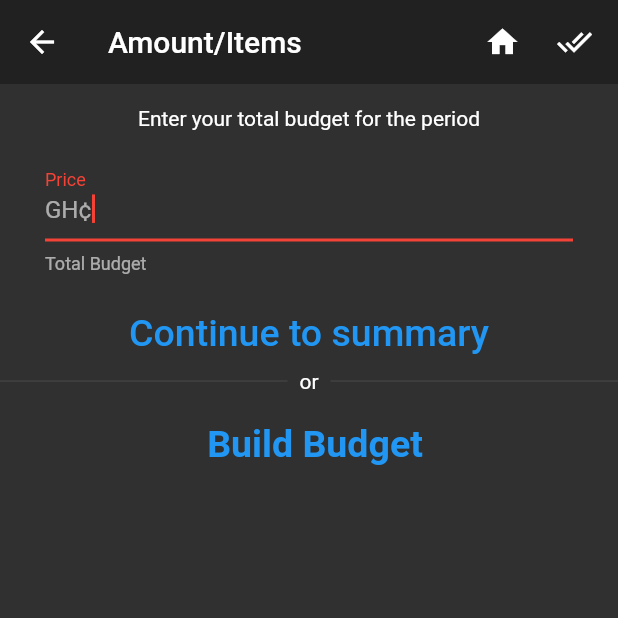
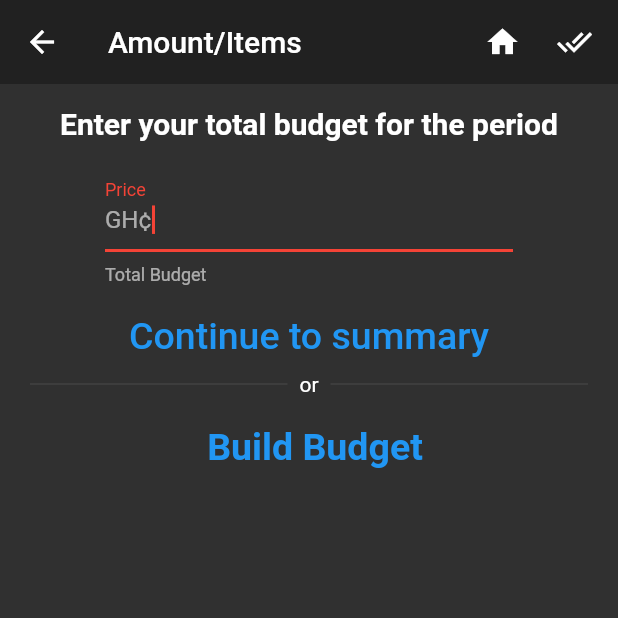
Before and after one commit to joshua-philips/Cedi-Budget, a Flutter app: the NewBudgetAmountView screen opened directly with empty values, on a phone screen of 412 x 824 dp, the top half of it. Run offline on Flutter 3.47's test engine with Material 2 defaults, Android fonts, the phone set to English and light mode, and no system bars; our stand-ins replace auth_buttons, auto_size_text, cloud_firestore, firebase_auth, firebase_core, flutter_spinkit and 2 more; missing offline and left inert: date_range_picker; accounts and stored records are empty.

Commit message:
changed arrangement in budget amount views

```diff
--- a/lib/views/new_budget/new_budget_amount_view.dart
+++ b/lib/views/new_budget/new_budget_amount_view.dart
@@ -73,53 +73,126 @@ class _NewBudgetAmountViewState extends State<NewBudgetAmountView> {
     List<Widget> fields = [];
     if (_amountState == amountType.simple) {
       _switchButtonText = 'Build Budget';
-      fields.add(Padding(
+      fields.add(
+        Padding(
           padding: const EdgeInsets.only(top: 15),
-        child: Text('Enter your total budget for the period'),
-      ));
+          child: Text(
+            'Enter your total budget for the period',
+            textAlign: TextAlign.center,
+            style: TextStyle(
+              fontSize: 20,
+              fontWeight: FontWeight.bold,
+            ),
+          ),
+        ),
+      );
       fields.add(
-        MoneyTextField(
+        Padding(
+          padding: const EdgeInsets.only(right: 50),
+          child: MoneyTextField(
             controller: _amountController,
             helperText: 'Total Budget',
             autofocus: true,
           ),
+        ),
       );
     } else {
-      fields.add(Padding(
+      fields.add(
+        Padding(
           padding: const EdgeInsets.only(top: 15),
-        child: Text('Enter cost of each item'),
-      ));
+          child: Text(
+            'Enter cost of each item',
+            style: TextStyle(
+              fontSize: 20,
+              fontWeight: FontWeight.bold,
+            ),
+          ),
+        ),
+      );
       fields.add(
-        ItemTextField(controller: _item1),
+        Row(
+          mainAxisAlignment: MainAxisAlignment.end,
+          children: [
+            Expanded(
+              child: ItemTextField(controller: _item1),
+            ),
+            Expanded(
+              child: MoneyTextField(
+                controller: _itemPrice1,
+              ),
+            ),
+          ],
+        ),
       );
-      fields.add(MoneyTextField(
-        controller: _itemPrice1,
-      ));
       fields.add(
-        ItemTextField(controller: _item2),
+        Row(
+          mainAxisAlignment: MainAxisAlignment.end,
+          children: [
+            Expanded(
+              child: ItemTextField(controller: _item2),
+            ),
+            Expanded(
+              child: MoneyTextField(
+                controller: _itemPrice2,
+              ),
+            ),
+          ],
+        ),
       );
-      fields.add(MoneyTextField(
-        controller: _itemPrice2,
-      ));
       fields.add(
-        ItemTextField(controller: _item3),
+        Row(
+          mainAxisAlignment: MainAxisAlignment.end,
+          children: [
+            Expanded(
+              child: ItemTextField(controller: _item3),
+            ),
+            Expanded(
+              child: MoneyTextField(
+                controller: _itemPrice3,
+              ),
+            ),
+          ],
+        ),
       );
-      fields.add(MoneyTextField(
-        controller: _itemPrice3,
-      ));
       fields.add(
-        ItemTextField(controller: _item4),
+        Row(
+          mainAxisAlignment: MainAxisAlignment.end,
+          children: [
+            Expanded(
+              child: ItemTextField(controller: _item4),
+            ),
+            Expanded(
+              child: MoneyTextField(
+                controller: _itemPrice4,
+              ),
+            ),
+          ],
+        ),
       );
-      fields.add(MoneyTextField(
-        controller: _itemPrice4,
-      ));
       fields.add(
-        ItemTextField(controller: _item5),
+        Row(
+          mainAxisAlignment: MainAxisAlignment.end,
+          children: [
+            Expanded(
+              child: ItemTextField(controller: _item5),
+            ),
+            Expanded(
+              child: MoneyTextField(
+                controller: _itemPrice5,
+              ),
+            ),
+          ],
+        ),
       );
-      fields.add(MoneyTextField(
-        controller: _itemPrice5,
-      ));
-      fields.add(Text('Total: GH¢$_amountTotal'));
+      fields.add(
+        Padding(
+          padding: const EdgeInsets.only(top: 20, bottom: 10),
+          child: Text(
+            'Total: GH¢$_amountTotal',
+            style: TextStyle(fontSize: 25),
+          ),
+        ),
+      );
       _switchButtonText = 'Simple Budget';
     }
     return fields;
@@ -184,13 +257,16 @@ class _NewBudgetAmountViewState extends State<NewBudgetAmountView> {
           SliverList(
             delegate: SliverChildListDelegate(
               [
-                Column(
+                Padding(
+                  padding: const EdgeInsets.only(left: 20, right: 20),
+                  child: Column(
                     children: setAmountFields(_amountController) +
                         [
                           FlatButton(
                             child: Text(
                               'Continue to summary',
-                            style: TextStyle(fontSize: 25, color: Colors.blue),
+                              style:
+                                  TextStyle(fontSize: 25, color: Colors.blue),
                             ),
                             onPressed: () {
                               continueToSummary();
@@ -205,7 +281,8 @@ class _NewBudgetAmountViewState extends State<NewBudgetAmountView> {
                                 child: Text(
                                   _switchButtonText,
                                   style: TextStyle(
-                                    fontSize: 25, fontWeight: FontWeight.w600),
+                                      fontSize: 25,
+                                      fontWeight: FontWeight.w600),
                                 ),
                                 minWidth: 0,
                                 padding: EdgeInsets.only(left: 8),
@@ -221,6 +298,7 @@ class _NewBudgetAmountViewState extends State<NewBudgetAmountView> {
                             ),
                           ),
                         ],
+                  ),
                 ),
               ],
             ),
--- a/lib/widgets/item_text_field.dart
+++ b/lib/widgets/item_text_field.dart
@@ -13,9 +13,7 @@ class ItemTextField extends StatelessWidget {
     return Padding(
       padding: const EdgeInsets.only(
         top: 15.0,
-        bottom: 15,
-        right: 30,
-        left: 30,
+        bottom: 10,
       ),
       child: TextField(
         controller: controller,
--- a/lib/widgets/money_text_field.dart
+++ b/lib/widgets/money_text_field.dart
@@ -14,9 +14,8 @@ class MoneyTextField extends StatelessWidget {
     return Padding(
       padding: const EdgeInsets.only(
         top: 15.0,
-        bottom: 15,
-        right: 30,
-        left: 30,
+        bottom: 10,
+        left: 50,
       ),
       child: TextField(
         controller: controller,
```
Also changed, not shown: lib/views/budget_details/edit_budget_amount.dart (+102 -27 lines), lib/widgets/calculator_widget.dart (+7 -4 lines). Lines whose indentation alone changed are shown as unchanged.
